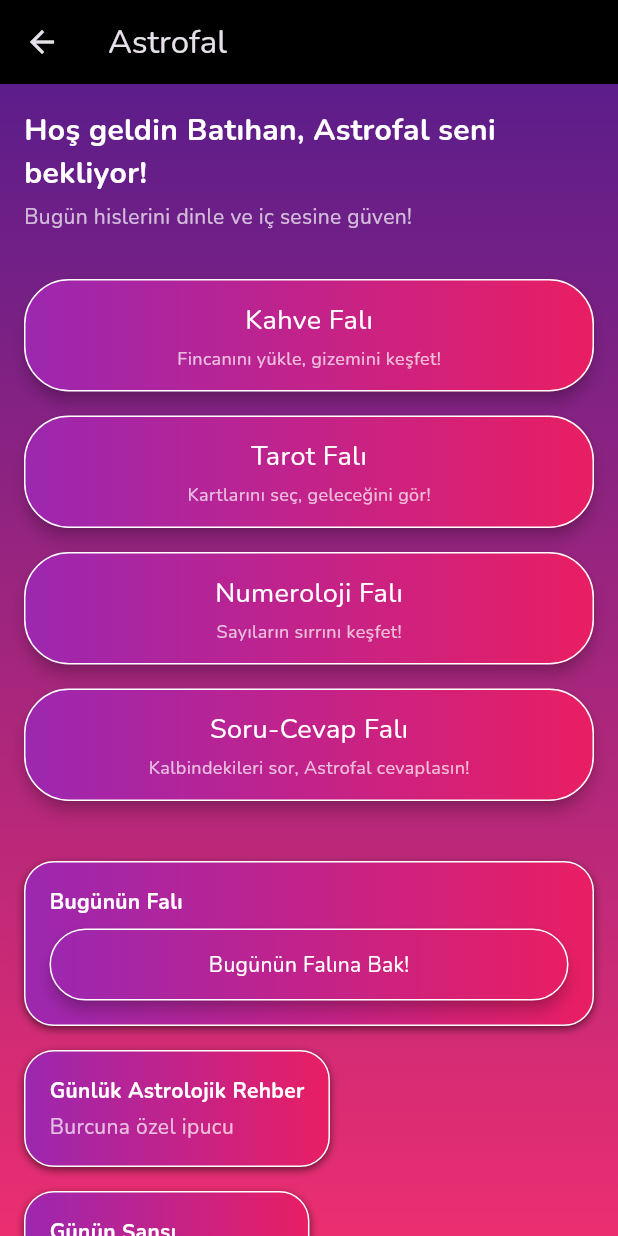
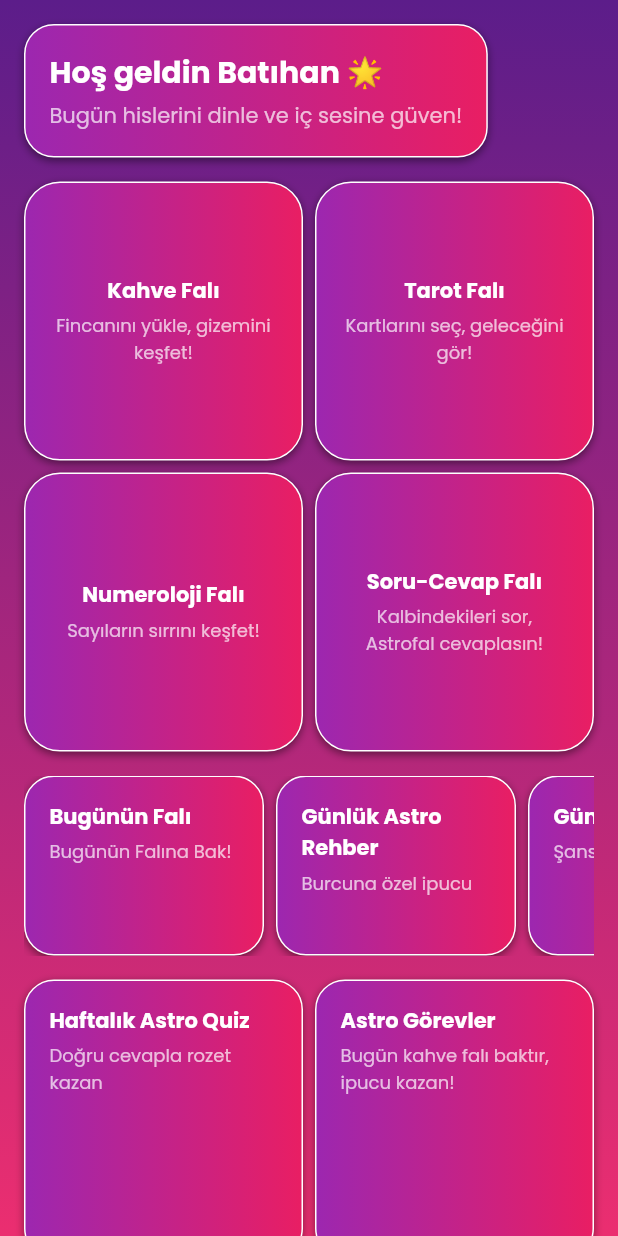
Before and after one commit to Crimp35/Astrofal, a Flutter app: the HomeScreen screen opened directly, on a phone screen of 412 x 824 dp. Run offline on Flutter 3.47's test engine with Material 3 defaults, Android fonts, the phone set to English and light mode, and no system bars; our stand-ins replace google_fonts.

Commit message:
Redesign home screen with modular gradient sections

```diff
--- a/lib/screens/home_screen.dart
+++ b/lib/screens/home_screen.dart
@@ -1,6 +1,6 @@
 import 'package:flutter/material.dart';
+import 'package:google_fonts/google_fonts.dart';
 import '../widgets/gradient_background.dart';
-import '../widgets/gradient_button.dart';
 import 'coffee_fortune_screen.dart';
 import 'tarot_fortune_screen.dart';
 import 'numerology_fortune_screen.dart';
@@ -9,169 +9,239 @@ import 'question_fortune_screen.dart';
 class HomeScreen extends StatelessWidget {
   const HomeScreen({Key? key}) : super(key: key);
 
-  static const String _userName = 'Batıhan';
+  static const _userName = 'Batıhan';
 
   @override
   Widget build(BuildContext context) {
     return Scaffold(
-      appBar: AppBar(
-        title: const Text('Astrofal'),
+      body: GradientBackground(
+        child: SafeArea(
+          child: SingleChildScrollView(
+            padding: const EdgeInsets.all(16),
+            child: DefaultTextStyle(
+              style: GoogleFonts.poppins(color: Colors.white),
+              child: Column(
+                crossAxisAlignment: CrossAxisAlignment.start,
+                children: [
+                  _buildWelcomeSection(),
+                  const SizedBox(height: 16),
+                  _buildFortuneGrid(context),
+                  const SizedBox(height: 16),
+                  _buildDailyRow(),
+                  const SizedBox(height: 16),
+                  _buildActivityGrid(),
+                  const SizedBox(height: 16),
+                  _buildUserArea(),
+                  const SizedBox(height: 16),
+                  _buildCommunityCard(),
+                ],
               ),
-      body: GradientBackground(
-        child: ListView(
+            ),
+          ),
+        ),
+      ),
+    );
+  }
+
+  BoxDecoration _boxDecoration({double radius = 20}) {
+    return BoxDecoration(
+      borderRadius: BorderRadius.circular(radius),
+      gradient: const LinearGradient(
+        colors: [Color(0xFF9c27b0), Color(0xFFe91e63)],
+      ),
+      border: Border.all(color: Colors.white),
+      boxShadow: const [
+        BoxShadow(color: Colors.black45, blurRadius: 4, offset: Offset(0, 2)),
+      ],
+    );
+  }
+
+  Widget _buildWelcomeSection() {
+    return Container(
       padding: const EdgeInsets.all(16),
+      decoration: _boxDecoration(),
+      child: Column(
+        crossAxisAlignment: CrossAxisAlignment.start,
+        children: const [
+          Text(
+            'Hoş geldin Batıhan 🌟',
+            style: TextStyle(fontSize: 20, fontWeight: FontWeight.bold),
+          ),
+          SizedBox(height: 4),
+          Text(
+            'Bugün hislerini dinle ve iç sesine güven!',
+            style: TextStyle(color: Colors.white70),
+          ),
+        ],
+      ),
+    );
+  }
+
+  Widget _buildFortuneGrid(BuildContext context) {
+    return GridView.count(
+      crossAxisCount: 2,
+      crossAxisSpacing: 8,
+      mainAxisSpacing: 8,
+      shrinkWrap: true,
+      physics: const NeverScrollableScrollPhysics(),
       children: [
-            _buildWelcome(),
-            const SizedBox(height: 24),
-            _buildFortuneButton(
+        _fortuneCard(
           context,
           title: 'Kahve Falı',
           subtitle: 'Fincanını yükle, gizemini keşfet!',
           screen: const CoffeeFortuneScreen(),
         ),
-            _buildFortuneButton(
+        _fortuneCard(
           context,
           title: 'Tarot Falı',
           subtitle: 'Kartlarını seç, geleceğini gör!',
           screen: const TarotFortuneScreen(),
         ),
-            _buildFortuneButton(
+        _fortuneCard(
           context,
           title: 'Numeroloji Falı',
           subtitle: 'Sayıların sırrını keşfet!',
           screen: const NumerologyFortuneScreen(),
         ),
-            _buildFortuneButton(
+        _fortuneCard(
           context,
           title: 'Soru-Cevap Falı',
           subtitle: 'Kalbindekileri sor, Astrofal cevaplasın!',
           screen: const QuestionFortuneScreen(),
         ),
-            const SizedBox(height: 24),
-            _buildExtras(),
-            const SizedBox(height: 24),
-            _buildEngagement(),
-            const SizedBox(height: 24),
-            _buildProfile(),
-            const SizedBox(height: 24),
-            _buildCommunity(),
+      ],
+    );
+  }
+
+  Widget _fortuneCard(BuildContext context,
+      {required String title,
+      required String subtitle,
+      required Widget screen}) {
+    return GestureDetector(
+      onTap: () => Navigator.of(context).push(_createRoute(screen)),
+      child: Container(
+        padding: const EdgeInsets.all(16),
+        decoration: _boxDecoration(radius: 24),
+        child: Column(
+          mainAxisAlignment: MainAxisAlignment.center,
+          children: [
+            Text(title, style: const TextStyle(fontWeight: FontWeight.bold)),
+            const SizedBox(height: 4),
+            Text(
+              subtitle,
+              textAlign: TextAlign.center,
+              style: const TextStyle(fontSize: 12, color: Colors.white70),
+            ),
           ],
         ),
       ),
     );
   }
 
-  Widget _buildWelcome() {
-    return Column(
-      crossAxisAlignment: CrossAxisAlignment.start,
-      children: [
-        Text(
-          'Hoş geldin $_userName, Astrofal seni bekliyor!',
-          style: const TextStyle(
-            fontSize: 20,
-            fontWeight: FontWeight.bold,
-            color: Colors.white,
+  Widget _buildDailyRow() {
+    final cards = [
+      _dailyCard('Bugünün Falı', 'Bugünün Falına Bak!'),
+      _dailyCard('Günlük Astro Rehber', 'Burcuna özel ipucu'),
+      _dailyCard('Günün Şansı', 'Şanslı sayın: 7'),
+      _dailyCard('Günün Tarot Kartı', 'Kart yorumun burada'),
+      _dailyCard('Haftanın En Güzel Fincanı', 'Haftanın vitrini'),
+    ];
+    return SizedBox(
+      height: 120,
+      child: ListView.separated(
+        scrollDirection: Axis.horizontal,
+        itemBuilder: (_, i) => cards[i],
+        separatorBuilder: (_, __) => const SizedBox(width: 8),
+        itemCount: cards.length,
       ),
-        ),
-        const SizedBox(height: 4),
-        const Text(
-          'Bugün hislerini dinle ve iç sesine güven!',
-          style: TextStyle(color: Colors.white70),
-        ),
-      ],
     );
   }
 
-  Widget _buildExtras() {
-    return Column(
-      crossAxisAlignment: CrossAxisAlignment.start,
-      children: [
-        _buildExtraCard('Bugünün Falı', buttonText: 'Bugünün Falına Bak!'),
-        _buildExtraCard('Günlük Astrolojik Rehber', content: 'Burcuna özel ipucu'),
-        _buildExtraCard('Günün Şansı', content: 'Bugünün şanslı sayısı: 7'),
-        _buildExtraCard('Günün Tarot Kartı', content: 'Kart yorumun burada'),
-        _buildExtraCard('Haftanın En Güzel Fincanı', content: 'Haftanın vitrini'),
-      ],
-    );
-  }
-
-  Widget _buildEngagement() {
-    return Column(
-      crossAxisAlignment: CrossAxisAlignment.start,
-      children: [
-        _buildExtraCard('Haftalık Astro Quiz', content: 'Doğru cevapla rozet kazan'),
-        _buildExtraCard('Astro Görevler', content: 'Bugün kahve falı baktır, ipucu kazan!'),
-      ],
-    );
-  }
-
-  Widget _buildProfile() {
-    return Column(
-      crossAxisAlignment: CrossAxisAlignment.start,
-      children: [
-        _buildExtraCard('Fal Günlüğüm', content: 'Geçmiş fallarına ulaş'),
-        _buildExtraCard('Fal Hatırlatıcısı', content: 'Bildirimlerini ayarla'),
-      ],
-    );
-  }
-
-  Widget _buildCommunity() {
-    return _buildExtraCard('Astrofal Topluluğu', content: 'Yorumlarını paylaş');
-  }
-
-  Widget _buildExtraCard(String title, {String? content, String? buttonText}) {
+  Widget _dailyCard(String title, String content) {
     return Container(
-      margin: const EdgeInsets.symmetric(vertical: 8),
+      width: 160,
       padding: const EdgeInsets.all(16),
-      decoration: BoxDecoration(
-        borderRadius: BorderRadius.circular(20),
-        gradient: const LinearGradient(
-          colors: [Color(0xFF9c27b0), Color(0xFFe91e63)],
-        ),
-        border: Border.all(color: Colors.white),
-        boxShadow: const [BoxShadow(color: Colors.black54, blurRadius: 4, offset: Offset(0, 2))],
-      ),
+      decoration: _boxDecoration(),
       child: Column(
         crossAxisAlignment: CrossAxisAlignment.start,
         children: [
-          Text(
-            title,
-            style: const TextStyle(
-              color: Colors.white,
-              fontWeight: FontWeight.bold,
-            ),
-          ),
-          if (content != null) ...[
+          Text(title, style: const TextStyle(fontWeight: FontWeight.bold)),
           const SizedBox(height: 4),
-            Text(content, style: const TextStyle(color: Colors.white70)),
-          ],
-          if (buttonText != null) ...[
-            const SizedBox(height: 8),
-            GradientButton(label: buttonText, onPressed: () {}),
-          ],
+          Text(content, style: const TextStyle(fontSize: 12, color: Colors.white70)),
         ],
       ),
     );
   }
 
-  Widget _buildFortuneButton(BuildContext context,
-      {required String title,
-      required String subtitle,
-      required Widget screen}) {
-    return Padding(
-      padding: const EdgeInsets.symmetric(vertical: 8),
-      child: GradientButton(
+  Widget _buildActivityGrid() {
+    final activities = [
+      _activityCard('Haftalık Astro Quiz', 'Doğru cevapla rozet kazan'),
+      _activityCard('Astro Görevler', 'Bugün kahve falı baktır, ipucu kazan!'),
+    ];
+    return GridView.count(
+      crossAxisCount: 2,
+      crossAxisSpacing: 8,
+      mainAxisSpacing: 8,
+      shrinkWrap: true,
+      physics: const NeverScrollableScrollPhysics(),
+      children: activities,
+    );
+  }
+
+  Widget _activityCard(String title, String content) {
+    return Container(
+      padding: const EdgeInsets.all(16),
+      decoration: _boxDecoration(),
       child: Column(
-          mainAxisSize: MainAxisSize.min,
+        crossAxisAlignment: CrossAxisAlignment.start,
         children: [
-            Text(title, style: const TextStyle(color: Colors.white, fontSize: 18)),
+          Text(title, style: const TextStyle(fontWeight: FontWeight.bold)),
           const SizedBox(height: 4),
-            Text(subtitle, style: const TextStyle(color: Colors.white70, fontSize: 12)),
+          Text(content, style: const TextStyle(fontSize: 12, color: Colors.white70)),
         ],
       ),
-        onPressed: () {
-          Navigator.of(context).push(_createRoute(screen));
-        },
+    );
+  }
+
+  Widget _buildUserArea() {
+    return Column(
+      children: [
+        _userCard('Fal Günlüğüm', 'Geçmiş fallarına ulaş'),
+        const SizedBox(height: 8),
+        _userCard('Fal Hatırlatıcısı', 'Bildirimlerini ayarla'),
+      ],
+    );
+  }
+
+  Widget _userCard(String title, String content) {
+    return Container(
+      padding: const EdgeInsets.all(16),
+      decoration: _boxDecoration(),
+      child: Column(
+        crossAxisAlignment: CrossAxisAlignment.start,
+        children: [
+          Text(title, style: const TextStyle(fontWeight: FontWeight.bold)),
+          const SizedBox(height: 4),
+          Text(content, style: const TextStyle(fontSize: 12, color: Colors.white70)),
+        ],
+      ),
+    );
+  }
+
+  Widget _buildCommunityCard() {
+    return Container(
+      padding: const EdgeInsets.all(16),
+      decoration: _boxDecoration(),
+      child: Column(
+        crossAxisAlignment: CrossAxisAlignment.start,
+        children: const [
+          Text('Astrofal Topluluğu', style: TextStyle(fontWeight: FontWeight.bold)),
+          SizedBox(height: 4),
+          Text(
+            'Yorumlarını paylaş, diğer kullanıcılarla etkileşim kur.',
+            style: TextStyle(fontSize: 12, color: Colors.white70),
+          ),
+        ],
       ),
     );
   }
```
Lines whose indentation alone changed are shown as unchanged.
